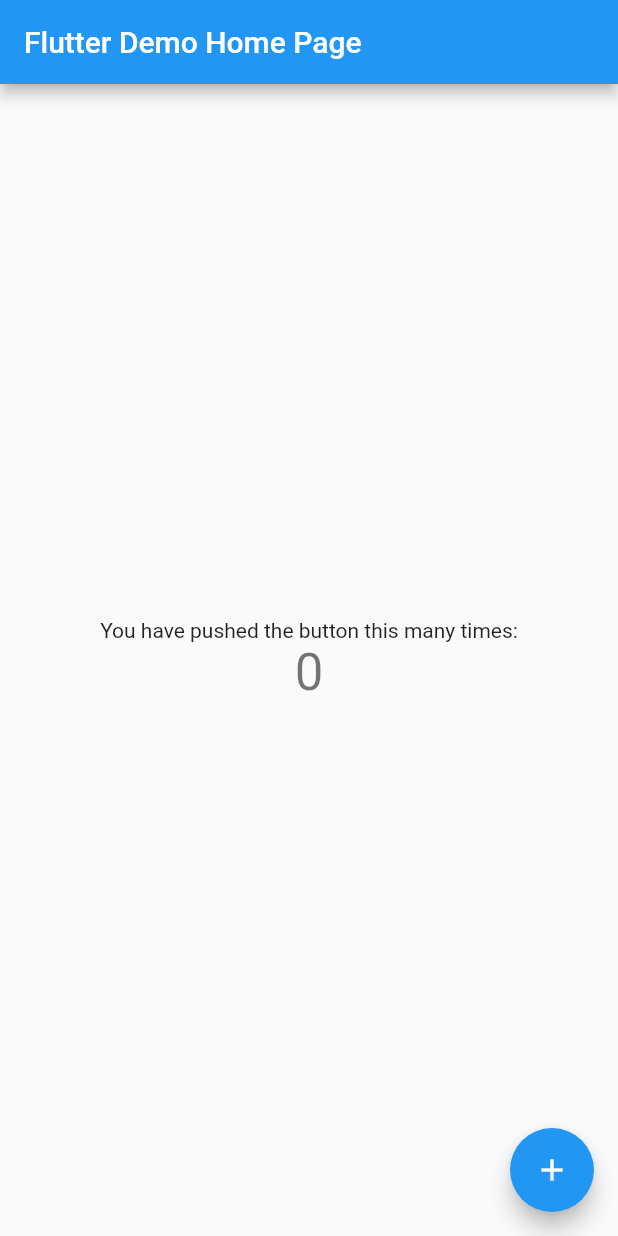
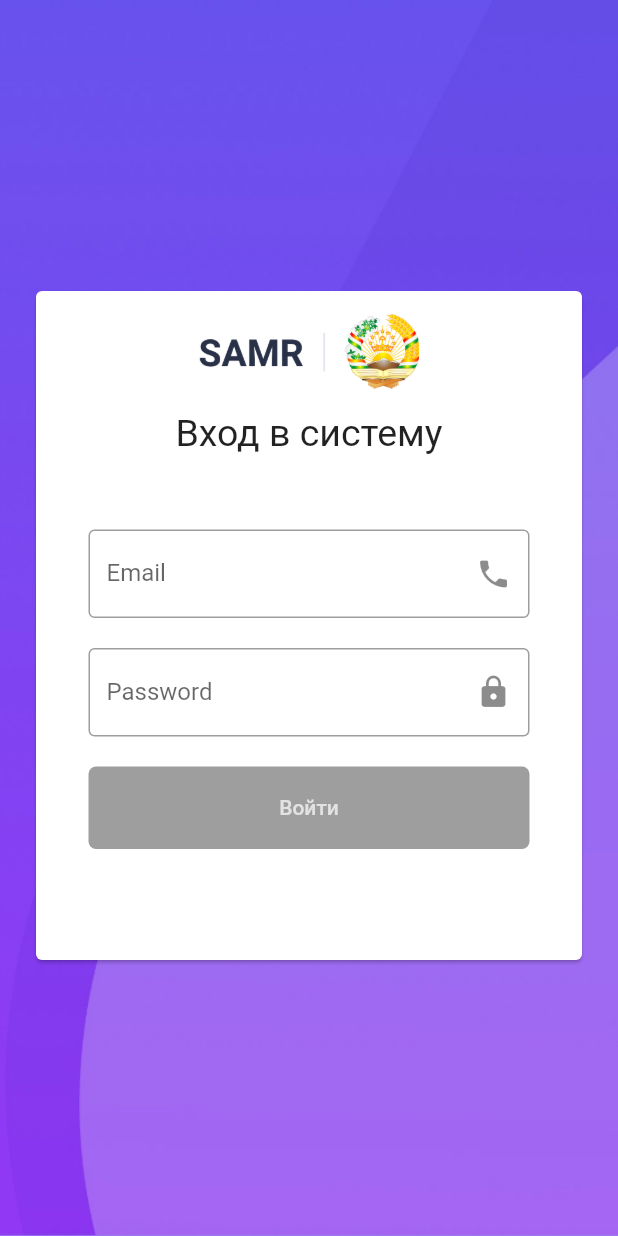
Before and after one commit to itdeveloper93/sumer_mobile, a Flutter app: the screen it shows after launch, on a phone screen of 412 x 824 dp. Run offline on Flutter 3.47's test engine with Material 2 defaults, Android fonts, the phone set to English and light mode, and no system bars; our stand-ins replace shared_preferences.

Commit message:
Login Page starting style...

```diff
--- /dev/null
+++ b/lib/authorization/login.dart
@@ -0,0 +1,169 @@
+import 'dart:convert';
+
+import 'package:flutter/material.dart';
+import 'package:flutter/services.dart';
+import 'package:http/http.dart' as http;
+import 'package:shared_preferences/shared_preferences.dart';
+import 'package:sumer_mobile/dashboard/home.dart';
+
+import '../global.dart';
+
+class LoginPage extends StatefulWidget {
+  @override
+  _LoginPageState createState() => _LoginPageState();
+}
+
+class _LoginPageState extends State<LoginPage> {
+  bool _isLoading = false;
+
+  @override
+  Widget build(BuildContext context) {
+    SystemChrome.setSystemUIOverlayStyle(SystemUiOverlayStyle.light
+        .copyWith(statusBarColor: Colors.transparent));
+    return Scaffold(
+      resizeToAvoidBottomInset: false,
+      body: Container(
+        decoration: BoxDecoration(
+          image: DecorationImage(
+            image: AssetImage("assets/bg.jpg"),
+            fit: BoxFit.cover,
+          ),
+        ),
+        child: _isLoading
+            ? Center(child: CircularProgressIndicator())
+            : Padding(
+                padding: EdgeInsets.only(
+                  top: 190,
+                  right: 20,
+                  bottom: 180,
+                  left: 20,
+                ),
+                child: Card(
+                    child: Padding(
+                  padding: EdgeInsets.only(
+                    top: 15,
+                    right: 35,
+                    bottom: 30,
+                    left: 35,
+                  ),
+                  child: ListView(
+                    children: <Widget>[
+                      headerSection(),
+                      textSection(),
+                      buttonSection(),
+                    ],
+                  ),
+                )),
+              ),
+      ),
+    );
+  }
+
+  signIn(String phoneNumber, password) async {
+    SharedPreferences sharedPreferences = await SharedPreferences.getInstance();
+    Map data = {
+      'phoneNumber': phoneNumber,
+      'password': password,
+      'rememberMe': true
+    };
+    var jsonResponse;
+    var response = await http
+        .post(URL + "api/Account/Login", body: json.encode(data), headers: {
+      "content-type": "application/json",
+      "accept": "application/json",
+    });
+    if (response.statusCode == 200) {
+      jsonResponse = json.decode(response.body);
+      if (jsonResponse != null) {
+        setState(() {
+          _isLoading = false;
+        });
+        sharedPreferences.setString("token", jsonResponse['token']);
+        Navigator.of(context).pushAndRemoveUntil(
+            MaterialPageRoute(builder: (BuildContext context) => HomePage()),
+            (Route<dynamic> route) => false);
+      }
+    } else {
+      setState(() {
+        _isLoading = false;
+      });
+      print(response.body);
+    }
+  }
+
+  Container buttonSection() {
+    return Container(
+      width: MediaQuery.of(context).size.width,
+      height: 55.0,
+      child: RaisedButton(
+        onPressed: emailController.text == "" || passwordController.text == ""
+            ? null
+            : () {
+                setState(() {
+                  _isLoading = true;
+                });
+                signIn(emailController.text, passwordController.text);
+              },
+        elevation: 0.0,
+        color: Colors.blue[900],
+        child: Text("Войти", style: TextStyle(color: Colors.white70)),
+        shape: RoundedRectangleBorder(borderRadius: BorderRadius.circular(5.0)),
+      ),
+    );
+  }
+
+  final TextEditingController emailController = new TextEditingController();
+  final TextEditingController passwordController = new TextEditingController();
+
+  Container textSection() {
+    return Container(
+      child: Column(
+        children: <Widget>[
+          Container(
+            margin: EdgeInsets.only(bottom: 20),
+            child: TextFormField(
+              controller: emailController,
+              decoration: InputDecoration(
+                suffixIcon: Icon(Icons.local_phone),
+                border: OutlineInputBorder(),
+                labelText: 'Email',
+              ),
+            ),
+          ),
+          Container(
+            margin: EdgeInsets.only(bottom: 20),
+            child: TextFormField(
+              controller: passwordController,
+              obscureText: true,
+              decoration: InputDecoration(
+                border: OutlineInputBorder(),
+                labelText: 'Password',
+                suffixIcon: Icon(Icons.lock),
+              ),
+            ),
+          ),
+        ],
+      ),
+    );
+  }
+
+  Container headerSection() {
+    return Container(
+      margin: EdgeInsets.only(bottom: 50.0),
+      // padding: EdgeInsets.symmetric(horizontal: 20.0),
+      child: Column(
+        children: <Widget>[
+          Container(
+            height: 50,
+            margin: EdgeInsets.only(bottom: 15),
+            child: Image.asset('assets/company-logo.png'),
+          ),
+          Text(
+            'Вход в систему',
+            style: TextStyle(fontSize: 25),
+          )
+        ],
+      ),
+    );
+  }
+}
--- /dev/null
+++ b/lib/global.dart
@@ -0,0 +1 @@
+final URL = 'http://51.145.98.38:4445/';
--- a/lib/main.dart
+++ b/lib/main.dart
@@ -1,111 +1,21 @@
 import 'package:flutter/material.dart';
+import 'package:sumer_mobile/dashboard/home.dart';
 
-void main() => runApp(MyApp());
+void main() {
+  // debugPaintSizeEnabled = true;
+  // debugPaintBaselinesEnabled = true;
+  // debugPaintPointersEnabled = true;
+  runApp(Main());
+}
 
-class MyApp extends StatelessWidget {
-  // This widget is the root of your application.
+class Main extends StatelessWidget {
   @override
   Widget build(BuildContext context) {
     return MaterialApp(
-      title: 'Flutter Demo',
-      theme: ThemeData(
-        // This is the theme of your application.
-        //
-        // Try running your application with "flutter run". You'll see the
-        // application has a blue toolbar. Then, without quitting the app, try
-        // changing the primarySwatch below to Colors.green and then invoke
-        // "hot reload" (press "r" in the console where you ran "flutter run",
-        // or simply save your changes to "hot reload" in a Flutter IDE).
-        // Notice that the counter didn't reset back to zero; the application
-        // is not restarted.
-        primarySwatch: Colors.blue,
-      ),
-      home: MyHomePage(title: 'Flutter Demo Home Page'),
+      title: "Sumer",
+      debugShowCheckedModeBanner: false,
+      home: HomePage(),
+      theme: ThemeData(accentColor: Colors.white70),
     );
   }
 }
-
-class MyHomePage extends StatefulWidget {
-  MyHomePage({Key key, this.title}) : super(key: key);
-
-  // This widget is the home page of your application. It is stateful, meaning
-  // that it has a State object (defined below) that contains fields that affect
-  // how it looks.
-
-  // This class is the configuration for the state. It holds the values (in this
-  // case the title) provided by the parent (in this case the App widget) and
-  // used by the build method of the State. Fields in a Widget subclass are
-  // always marked "final".
-
-  final String title;
-
-  @override
-  _MyHomePageState createState() => _MyHomePageState();
-}
-
-class _MyHomePageState extends State<MyHomePage> {
-  int _counter = 0;
-
-  void _incrementCounter() {
-    setState(() {
-      // This call to setState tells the Flutter framework that something has
-      // changed in this State, which causes it to rerun the build method below
-      // so that the display can reflect the updated values. If we changed
-      // _counter without calling setState(), then the build method would not be
-      // called again, and so nothing would appear to happen.
-      _counter++;
-    });
-  }
-
-  @override
-  Widget build(BuildContext context) {
-    // This method is rerun every time setState is called, for instance as done
-    // by the _incrementCounter method above.
-    //
-    // The Flutter framework has been optimized to make rerunning build methods
-    // fast, so that you can just rebuild anything that needs updating rather
-    // than having to individually change instances of widgets.
-    return Scaffold(
-      appBar: AppBar(
-        // Here we take the value from the MyHomePage object that was created by
-        // the App.build method, and use it to set our appbar title.
-        title: Text(widget.title),
-      ),
-      body: Center(
-        // Center is a layout widget. It takes a single child and positions it
-        // in the middle of the parent.
-        child: Column(
-          // Column is also layout widget. It takes a list of children and
-          // arranges them vertically. By default, it sizes itself to fit its
-          // children horizontally, and tries to be as tall as its parent.
-          //
-          // Invoke "debug painting" (press "p" in the console, choose the
-          // "Toggle Debug Paint" action from the Flutter Inspector in Android
-          // Studio, or the "Toggle Debug Paint" command in Visual Studio Code)
-          // to see the wireframe for each widget.
-          //
-          // Column has various properties to control how it sizes itself and
-          // how it positions its children. Here we use mainAxisAlignment to
-          // center the children vertically; the main axis here is the vertical
-          // axis because Columns are vertical (the cross axis would be
-          // horizontal).
-          mainAxisAlignment: MainAxisAlignment.center,
-          children: <Widget>[
-            Text(
-              'You have pushed the button this many times:',
-            ),
-            Text(
-              '$_counter',
-              style: Theme.of(context).textTheme.display1,
-            ),
-          ],
-        ),
-      ),
-      floatingActionButton: FloatingActionButton(
-        onPressed: _incrementCounter,
-        tooltip: 'Increment',
-        child: Icon(Icons.add),
-      ), // This trailing comma makes auto-formatting nicer for build methods.
-    );
-  }
-}
--- /dev/null
+++ b/lib/model/user.dart
@@ -0,0 +1,14 @@
+class User {
+  String email;
+
+  User({
+    this.email,
+  });
+
+  factory User.fromJson(Map<String, dynamic> parsedJson) {
+    Map json = parsedJson['user'];
+    return User(
+      email: json['email'],
+    );
+  }
+}
```
Also changed, not shown: lib/dashboard/home.dart (added, +51 -0 lines), pubspec.yaml (+6 -3 lines), assets/bg.jpg (added), assets/company-logo.png (added), pubspec.lock, 2 other files.
